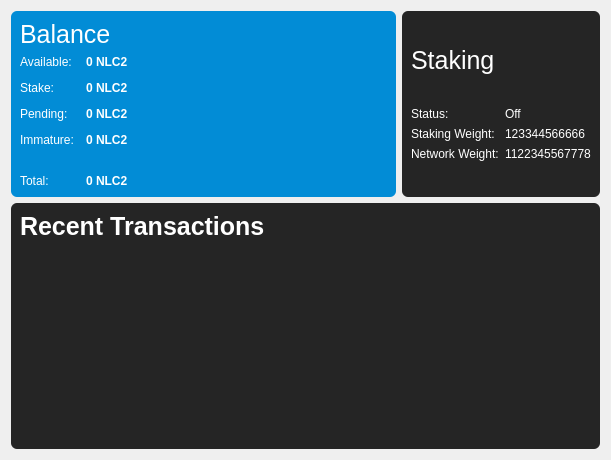
Old version of the form src/qt/forms/overviewpage.ui in the repository NoLimitCoin/NoLimitCoin-Core.
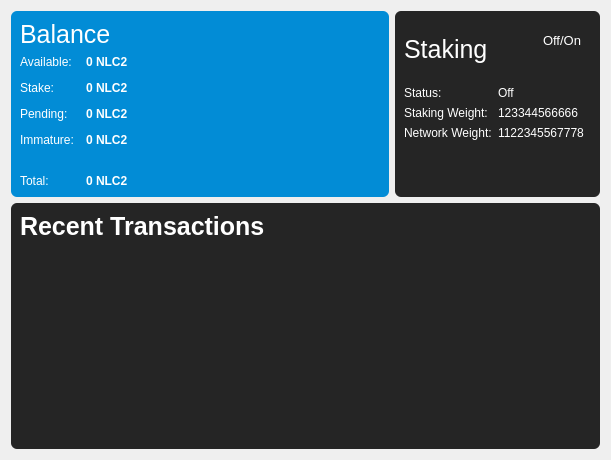
New version of the form.

Commit message: Staking On/Off Switch on the dashboard

The edit to the form file:
```diff
--- a/src/qt/forms/overviewpage.ui
+++ b/src/qt/forms/overviewpage.ui
@@ -116,6 +116,12 @@
          <layout class="QHBoxLayout" name="horizontalLayout_5">
           <item>
            <widget class="QLabel" name="label_7">
+            <property name="maximumSize">
+             <size>
+              <width>16777215</width>
+              <height>35</height>
+             </size>
+            </property>
             <property name="palette">
              <palette>
               <active>
@@ -561,6 +567,49 @@
             </property>
            </spacer>
           </item>
+          <item>
+           <widget class="QWidget" name="widget" native="true">
+            <property name="maximumSize">
+             <size>
+              <width>16777215</width>
+              <height>60</height>
+             </size>
+            </property>
+            <layout class="QVBoxLayout" name="verticalLayout_3">
+             <property name="topMargin">
+              <number>5</number>
+             </property>
+             <property name="bottomMargin">
+              <number>5</number>
+             </property>
+             <item>
+              <widget class="QLabel" name="stakingSwitchLabel">
+               <property name="minimumSize">
+                <size>
+                 <width>0</width>
+                 <height>10</height>
+                </size>
+               </property>
+               <property name="font">
+                <font>
+                 <pointsize>10</pointsize>
+                </font>
+               </property>
+               <property name="text">
+                <string>Off/On</string>
+               </property>
+              </widget>
+             </item>
+             <item>
+              <widget class="QPushButton" name="stakingSwitch">
+               <property name="text">
+                <string/>
+               </property>
+              </widget>
+             </item>
+            </layout>
+           </widget>
+          </item>
          </layout>
         </item>
         <item>
```
Left out of the diff: 2 changed lines with no effect on the pictures. The commit also changes 3 other files.
